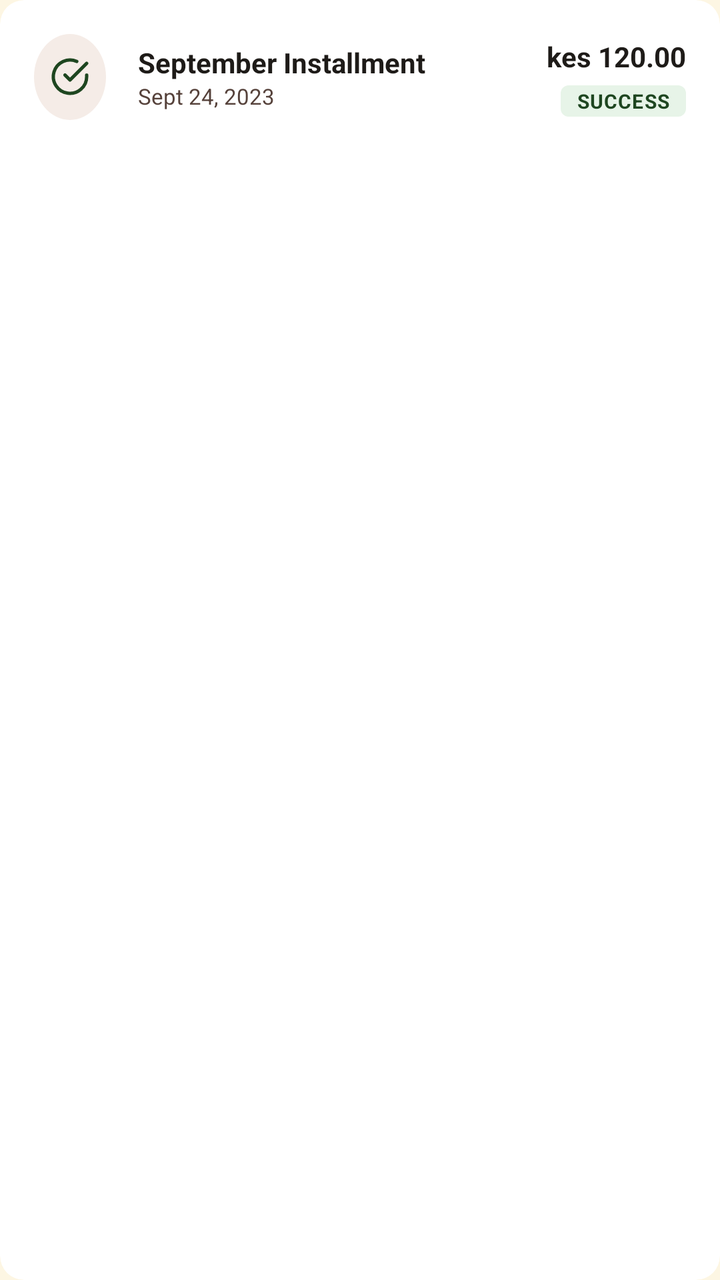
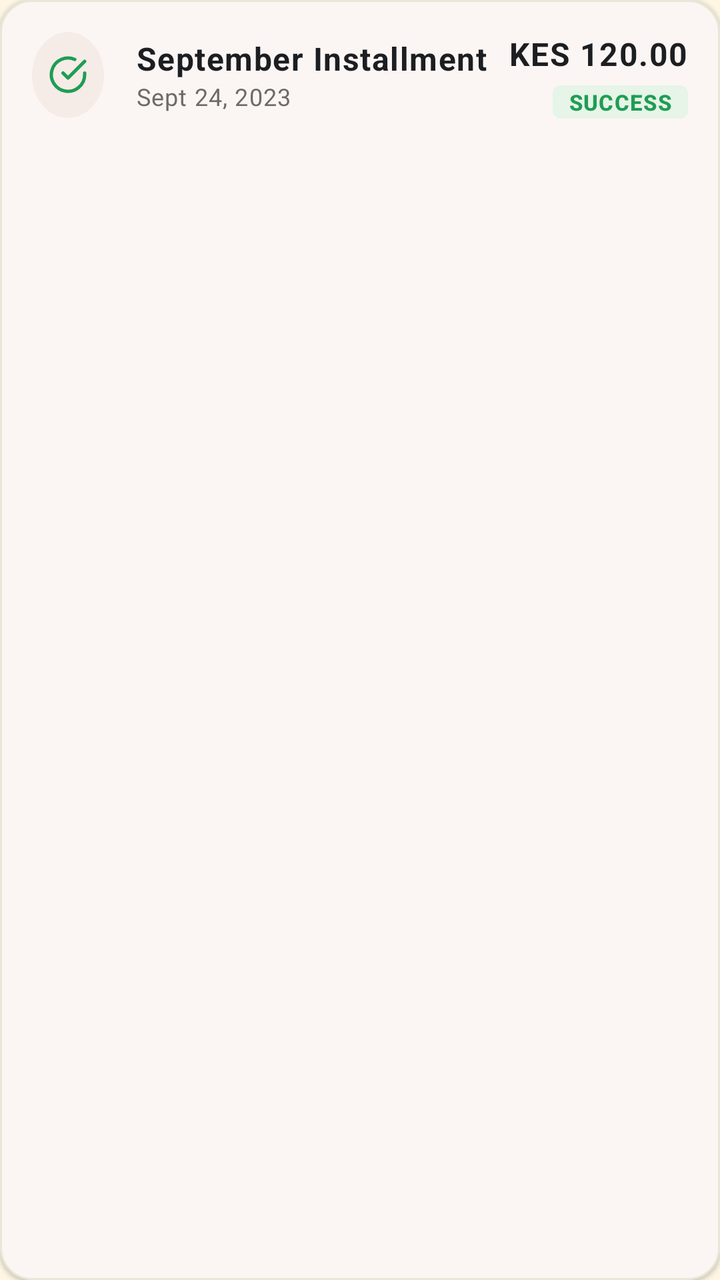

Two renders of the same Android screen: before a commit and after it. Below are the layout's source before the change and the commit's diff.
<!-- AndroidManifest.xml: application theme Theme.TerraLink -->
<!-- res/layout/item_payment_history.xml -->
<?xml version="1.0" encoding="utf-8"?>
<androidx.cardview.widget.CardView xmlns:android="http://schemas.android.com/apk/res/android"
    xmlns:app="http://schemas.android.com/apk/res-auto"
    android:layout_width="match_parent"
    android:layout_height="wrap_content"
    android:layout_marginBottom="12dp"
    app:cardBackgroundColor="@color/surface_card"
    app:cardCornerRadius="12dp"
    app:cardElevation="0dp"
    app:strokeColor="#DDC1B6"
    app:strokeWidth="1dp">

    <LinearLayout
        android:layout_width="match_parent"
        android:layout_height="wrap_content"
        android:gravity="center_vertical"
        android:orientation="horizontal"
        android:padding="17dp">

        
        <LinearLayout
            android:layout_width="0dp"
            android:layout_height="wrap_content"
            android:layout_weight="1"
            android:gravity="center_vertical"
            android:orientation="horizontal">

            <FrameLayout
                android:layout_width="36dp"
                android:layout_height="43dp"
                android:background="@drawable/bg_payment_icon_circle">

                <ImageView
                    android:layout_width="20dp"
                    android:layout_height="20dp"
                    android:layout_gravity="center"
                    android:src="@drawable/ic_check_circle"
                    app:tint="#1E4620" />

            </FrameLayout>

            <LinearLayout
                android:layout_width="0dp"
                android:layout_height="wrap_content"
                android:layout_marginStart="16dp"
                android:layout_weight="1"
                android:orientation="vertical">

                <TextView
                    android:id="@+id/tvInstallmentTitle"
                    android:layout_width="match_parent"
                    android:layout_height="wrap_content"
                    android:ellipsize="end"
                    android:maxLines="1"
                    android:text="September Installment"
                    android:textColor="#1E1B18"
                    android:textSize="14sp"
                    android:textStyle="bold" />

                <TextView
                    android:id="@+id/tvInstallmentDate"
                    android:layout_width="match_parent"
                    android:layout_height="wrap_content"
                    android:text="Sept 24, 2023"
                    android:textColor="#56423B"
                    android:textSize="11sp" />

            </LinearLayout>

        </LinearLayout>

        
        <LinearLayout
            android:layout_width="wrap_content"
            android:layout_height="wrap_content"
            android:layout_marginStart="8dp"
            android:gravity="end"
            android:orientation="vertical">

            <TextView
                android:id="@+id/tvInstallmentAmount"
                android:layout_width="wrap_content"
                android:layout_height="wrap_content"
                android:text="kes 120.00"
                android:textColor="#1E1B18"
                android:textSize="14sp"
                android:textStyle="bold" />

            <TextView
                android:id="@+id/tvInstallmentStatus"
                android:layout_width="wrap_content"
                android:layout_height="wrap_content"
                android:layout_marginTop="5dp"
                android:background="@drawable/bg_pill_success"
                android:letterSpacing="0.04"
                android:paddingStart="8dp"
                android:paddingTop="1dp"
                android:paddingEnd="8dp"
                android:paddingBottom="1dp"
                android:text="SUCCESS"
                android:textAllCaps="true"
                android:textColor="#1E4620"
                android:textSize="10sp"
                android:textStyle="bold" />

        </LinearLayout>

    </LinearLayout>

</androidx.cardview.widget.CardView>
<!-- resources referenced by this layout -->
<resources>
  <color name="surface_card">#FFFFFF</color>
  <!-- drawable bg_payment_icon_circle (drawable) -->
  <?xml version="1.0" encoding="utf-8"?>
  <shape xmlns:android="http://schemas.android.com/apk/res/android"
      android:shape="oval">
  
      <solid android:color="#F5ECE7" />
  
  </shape>
  <!-- drawable bg_pill_success (drawable) -->
  <?xml version="1.0" encoding="utf-8"?>
  <shape xmlns:android="http://schemas.android.com/apk/res/android"
      android:shape="rectangle">
  
      <solid android:color="#E7F4E8" />
      <corners android:radius="4dp" />
  
  </shape>
  <!-- drawable ic_check_circle (drawable) -->
  <vector xmlns:android="http://schemas.android.com/apk/res/android"
      android:width="24dp"
      android:height="24dp"
      android:viewportWidth="24"
      android:viewportHeight="24">
      <path
          android:fillColor="#00000000"
          android:strokeColor="#1F9D55"
          android:strokeWidth="2"
          android:strokeLineCap="round"
          android:strokeLineJoin="round"
          android:pathData="M22,11.08V12a10,10 0,1 1,-5.93 -9.14M22,4L12,14.01l-3,-3" />
  </vector>
  <style name="Theme.TerraLink" parent="Theme.Material3.Light.NoActionBar">
          <item name="colorPrimary">@color/terracotta_primary</item>
          <item name="colorOnPrimary">@color/on_terracotta</item>
          <item name="colorPrimaryContainer">@color/terracotta_container</item>
          <item name="colorSecondary">@color/olive_secondary</item>
          <item name="android:colorBackground">@color/bg_cream</item>
          <item name="colorSurface">@color/surface_card</item>
          <item name="colorOnSurface">@color/navy_text_primary</item>
          <item name="colorError">@color/status_red</item>
          
          <item name="android:statusBarColor">@color/bg_cream</item>
          <item name="android:windowLightStatusBar">true</item>
          <item name="android:navigationBarColor">@color/surface_card</item>
          <item name="android:windowLightNavigationBar" tools:targetApi="27">true</item>
      </style>
  <color name="terracotta_primary">#C05D2E</color>
  <color name="on_terracotta">#FFFFFF</color>
  <color name="terracotta_container">#FBECE5</color>
  <color name="olive_secondary">#77804B</color>
  <color name="bg_cream">#FDF6E3</color>
  <color name="navy_text_primary">#1C1E21</color>
  <color name="status_red">#DC2626</color>
</resources>

<!-- the commit's change to res/layout/item_payment_history.xml (unified diff, before → after) -->
@@ -1,21 +1,17 @@
 <?xml version="1.0" encoding="utf-8"?>
-<androidx.cardview.widget.CardView xmlns:android="http://schemas.android.com/apk/res/android"
+<com.google.android.material.card.MaterialCardView xmlns:android="http://schemas.android.com/apk/res/android"
     xmlns:app="http://schemas.android.com/apk/res-auto"
+    style="@style/Widget.TerraLink.Card"
     android:layout_width="match_parent"
     android:layout_height="wrap_content"
-    android:layout_marginBottom="12dp"
-    app:cardBackgroundColor="@color/surface_card"
-    app:cardCornerRadius="12dp"
-    app:cardElevation="0dp"
-    app:strokeColor="#DDC1B6"
-    app:strokeWidth="1dp">
+    android:layout_marginBottom="12dp">
 
     <LinearLayout
         android:layout_width="match_parent"
         android:layout_height="wrap_content"
         android:gravity="center_vertical"
         android:orientation="horizontal"
-        android:padding="17dp">
+        android:padding="@dimen/card_padding">
 
         
         <LinearLayout
@@ -35,7 +31,7 @@
                     android:layout_height="20dp"
                     android:layout_gravity="center"
                     android:src="@drawable/ic_check_circle"
-                    app:tint="#1E4620" />
+                    app:tint="@color/status_green" />
 
             </FrameLayout>
 
@@ -53,8 +49,8 @@
                     android:ellipsize="end"
                     android:maxLines="1"
                     android:text="September Installment"
-                    android:textColor="#1E1B18"
-                    android:textSize="14sp"
+                    android:textAppearance="?attr/textAppearanceBodyLarge"
+                    android:textColor="@color/navy_text_primary"
                     android:textStyle="bold" />
 
                 <TextView
@@ -62,8 +58,8 @@
                     android:layout_width="match_parent"
                     android:layout_height="wrap_content"
                     android:text="Sept 24, 2023"
-                    android:textColor="#56423B"
-                    android:textSize="11sp" />
+                    android:textAppearance="?attr/textAppearanceBodySmall"
+                    android:textColor="@color/text_secondary" />
 
             </LinearLayout>
 
@@ -81,9 +77,9 @@
                 android:id="@+id/tvInstallmentAmount"
                 android:layout_width="wrap_content"
                 android:layout_height="wrap_content"
-                android:text="kes 120.00"
-                android:textColor="#1E1B18"
-                android:textSize="14sp"
+                android:text="KES 120.00"
+                android:textAppearance="?attr/textAppearanceBodyLarge"
+                android:textColor="@color/navy_text_primary"
                 android:textStyle="bold" />
 
             <TextView
@@ -99,12 +95,22 @@
                 android:paddingBottom="1dp"
                 android:text="SUCCESS"
                 android:textAllCaps="true"
-                android:textColor="#1E4620"
-                android:textSize="10sp"
+                android:textAppearance="?attr/textAppearanceLabelSmall"
+                android:textColor="@color/status_green"
                 android:textStyle="bold" />
+
+            <Button
+                android:id="@+id/btnPay"
+                android:layout_width="wrap_content"
+                android:layout_height="wrap_content"
+                android:layout_marginTop="6dp"
+                android:text="Pay"
+                android:visibility="gone"
+                android:backgroundTint="@color/terralink_button_primary"
+                android:textColor="@color/surface_card" />
 
         </LinearLayout>
 
     </LinearLayout>
 
-</androidx.cardview.widget.CardView>
+</com.google.android.material.card.MaterialCardView>
<!-- resource entries referenced after the edit -->
@@ -1,6 +1,8 @@
 <!-- resources referenced by this layout -->
 <resources>
   <color name="surface_card">#FFFFFF</color>
+  <color name="text_secondary">#6E6B65</color>
+  <dimen name="card_padding">16dp</dimen>
   <!-- drawable bg_payment_icon_circle (drawable) -->
   <?xml version="1.0" encoding="utf-8"?>
   <shape xmlns:android="http://schemas.android.com/apk/res/android"
@@ -32,6 +34,12 @@
           android:strokeLineJoin="round"
           android:pathData="M22,11.08V12a10,10 0,1 1,-5.93 -9.14M22,4L12,14.01l-3,-3" />
   </vector>
+  <style name="Widget.TerraLink.Card" parent="Widget.Material3.CardView.Elevated">
+          <item name="cardBackgroundColor">@color/terralink_card_view</item>
+          <item name="cardCornerRadius">16dp</item>
+          <item name="strokeColor">@color/surface_stroke</item>
+          <item name="strokeWidth">1dp</item>
+      </style>
   <style name="Theme.TerraLink" parent="Theme.Material3.Light.NoActionBar">
           <item name="colorPrimary">@color/terracotta_primary</item>
           <item name="colorOnPrimary">@color/on_terracotta</item>
@@ -47,12 +55,14 @@
           <item name="android:navigationBarColor">@color/surface_card</item>
           <item name="android:windowLightNavigationBar" tools:targetApi="27">true</item>
       </style>
+  <color name="surface_stroke">#EBE5D8</color>
   <color name="terracotta_primary">#C05D2E</color>
   <color name="on_terracotta">#FFFFFF</color>
   <color name="terracotta_container">#FBECE5</color>
   <color name="olive_secondary">#77804B</color>
   <color name="bg_cream">#FDF6E3</color>
   <color name="navy_text_primary">#1C1E21</color>
+  <color name="status_green">#1F9D55</color>
   <color name="status_red">#DC2626</color>
 </resources>
 
